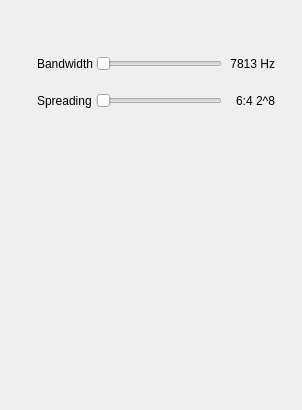
This is plugins/channel/lora/lorademodgui.ui in ED6E0F17/sdrangelove as Qt 5 draws it before an edit. The edited form follows.
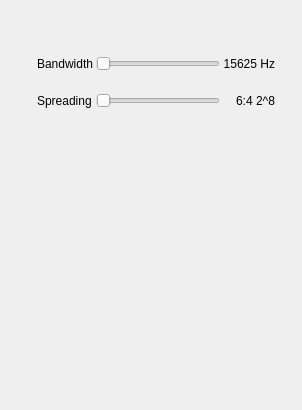
This is the edited form. Custom widgets are drawn as their Qt base class.

```diff
--- a/plugins/channel/lora/lorademodgui.ui
+++ b/plugins/channel/lora/lorademodgui.ui
@@ -93,7 +93,7 @@
        </size>
       </property>
       <property name="text">
-       <string>7813 Hz</string>
+       <string>15625 Hz</string>
       </property>
       <property name="alignment">
        <set>Qt::AlignRight|Qt::AlignTrailing|Qt::AlignVCenter</set>
```
